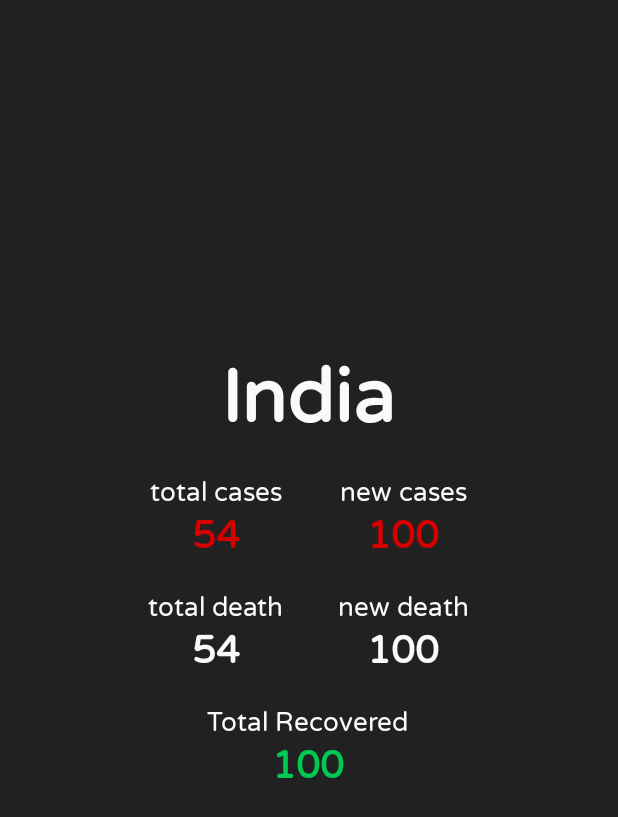
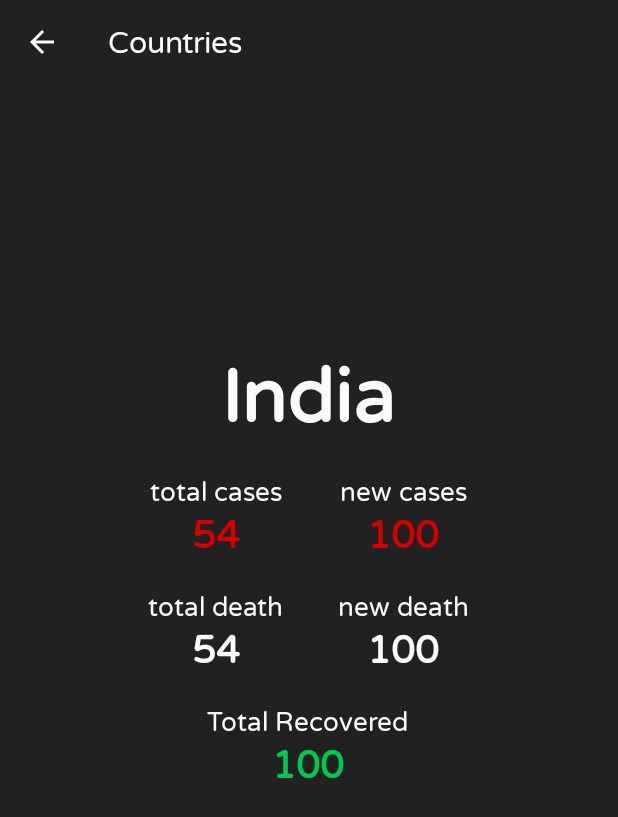
Before and after one commit to vaibhavanand31/Covid19Tracker, an Android app: the CountryDetail screen opened directly, with no data from a screen before it, on a phone screen of 412 x 824 dp. Shown: the top 817 px of the screen. Run offline under Robolectric (Android 15) with nearby library versions, the phone set to English and light mode, and no system bars; our stand-ins replace Room's generated code; libraries missing offline, so code that uses them is left out: com.facebook.stetho; 3 statements that could not run were skipped.

Commit message:
Toolbar added

```diff
--- a/app/src/main/java/com/example/covid19tracker/ui/detail/CountryDetail.kt
+++ b/app/src/main/java/com/example/covid19tracker/ui/detail/CountryDetail.kt
@@ -12,7 +12,6 @@ class CountryDetail : AppCompatActivity() {
 
     private val viewModel by viewModels<CountriesDViewModel> {
 
-
         val apiService = (applicationContext as CovidApplication).serviceLocator.apiService
         val database = (applicationContext as CovidApplication).serviceLocator.database
         val repository = SummaryRepository(apiService,database)
@@ -23,11 +22,17 @@ class CountryDetail : AppCompatActivity() {
     override fun onCreate(savedInstanceState: Bundle?) {
         super.onCreate(savedInstanceState)
         setContentView(R.layout.activity_country_detail)
-
+        setSupportActionBar(toolbar)
+        supportActionBar?.title = "Countries"
+        supportActionBar?.setDisplayHomeAsUpEnabled(true)
 
         setData(viewModel.countryDetail)
     }
 
+    override fun onSupportNavigateUp(): Boolean {
+        onBackPressed()
+        return true
+    }
 
     fun setData(country : Country){
 
@@ -40,7 +45,5 @@ class CountryDetail : AppCompatActivity() {
         txtTotalDeath.setText(country.totalDeaths.toString())
 
         txtTotalRecovered.setText(country.totalRecovered.toString())
-        //txt_totalcase.setText(country.totalConfirmed)
-
     }
 }
--- a/app/src/main/res/layout/activity_country_detail.xml
+++ b/app/src/main/res/layout/activity_country_detail.xml
@@ -8,7 +8,10 @@
     tools:context=".ui.detail.CountryDetail"
     android:background="@color/grey900"
     >
-
+    <androidx.appcompat.widget.Toolbar
+        android:id="@+id/toolbar"
+        android:layout_width="match_parent"
+        android:layout_height="?attr/actionBarSize" />
 
     <TextView
         android:id="@+id/txtCountryName"
--- a/app/src/main/res/layout/activity_main.xml
+++ b/app/src/main/res/layout/activity_main.xml
@@ -14,7 +14,7 @@
         android:layout_height="48dp"
         android:background="@color/grey900"
         app:tabSelectedTextColor="@color/grey50"
-        app:tabTextColor="@color/grey900"
+        app:tabTextColor="@color/grey50"
         app:tabIndicatorFullWidth="false"
         />
 
--- a/app/src/main/res/values/styles.xml
+++ b/app/src/main/res/values/styles.xml
@@ -6,9 +6,10 @@
         <item name="colorPrimaryDark">@color/colorPrimaryDark</item>
         <item name="colorAccent">@color/colorAccent</item>
         <item name="fontFamily">@font/varela_round</item>
+        <item name="colorControlNormal">@android:color/white</item>
+        <item name="android:textColorPrimary">@android:color/white</item>
 
     </style>
-
 
     <style name="labelText"  parent="Widget.AppCompat.TextView">
         <item name="android:textSize">18sp</item>
```
